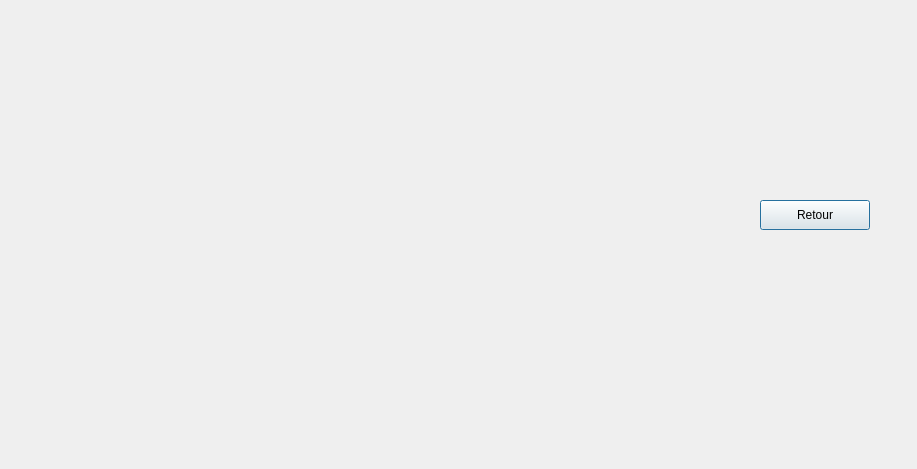
Qt form stats.ui (didaa16/Smart_Business_travel_agency_2A34) before a commit.
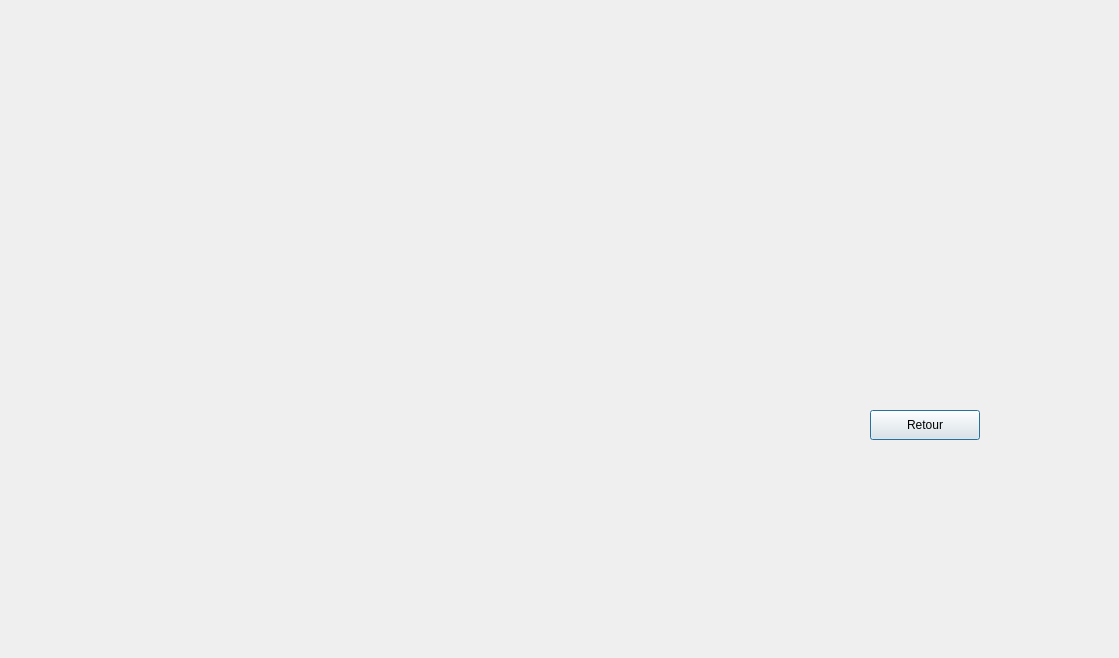
The same form after that commit. Icons and pictures are not drawn.

Patch:
```diff
--- a/stats.ui
+++ b/stats.ui
@@ -6,8 +6,8 @@
    <rect>
     <x>0</x>
     <y>0</y>
-    <width>917</width>
-    <height>469</height>
+    <width>1119</width>
+    <height>658</height>
    </rect>
   </property>
   <property name="windowTitle">
@@ -16,8 +16,8 @@
   <widget class="QPushButton" name="pushButton_9">
    <property name="geometry">
     <rect>
-     <x>760</x>
-     <y>200</y>
+     <x>870</x>
+     <y>410</y>
      <width>110</width>
      <height>30</height>
     </rect>
@@ -35,9 +35,28 @@
     <rect>
      <x>0</x>
      <y>0</y>
-     <width>661</width>
-     <height>461</height>
+     <width>751</width>
+     <height>551</height>
     </rect>
+   </property>
+   <property name="styleSheet">
+    <string notr="true">font: 11pt &quot;MS Shell Dlg 2&quot;;</string>
+   </property>
+   <property name="text">
+    <string/>
+   </property>
+  </widget>
+  <widget class="QLabel" name="stat_2">
+   <property name="geometry">
+    <rect>
+     <x>780</x>
+     <y>60</y>
+     <width>301</width>
+     <height>251</height>
+    </rect>
+   </property>
+   <property name="styleSheet">
+    <string notr="true">font: 11pt &quot;MS Shell Dlg 2&quot;;</string>
    </property>
    <property name="text">
     <string/>
```
